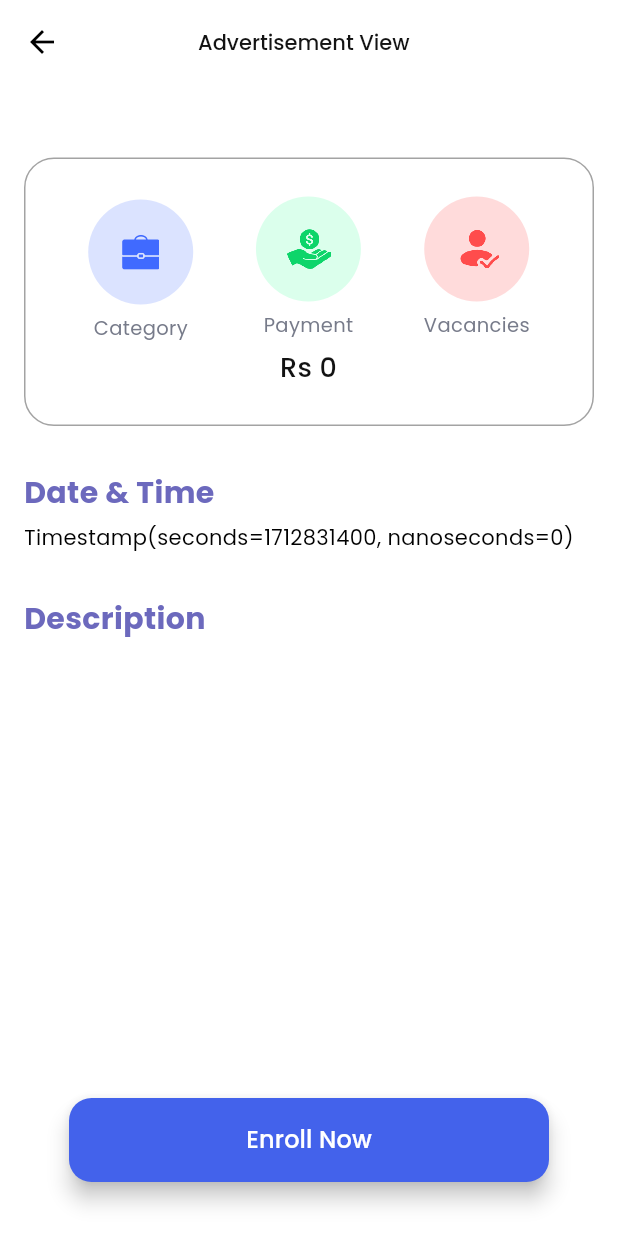
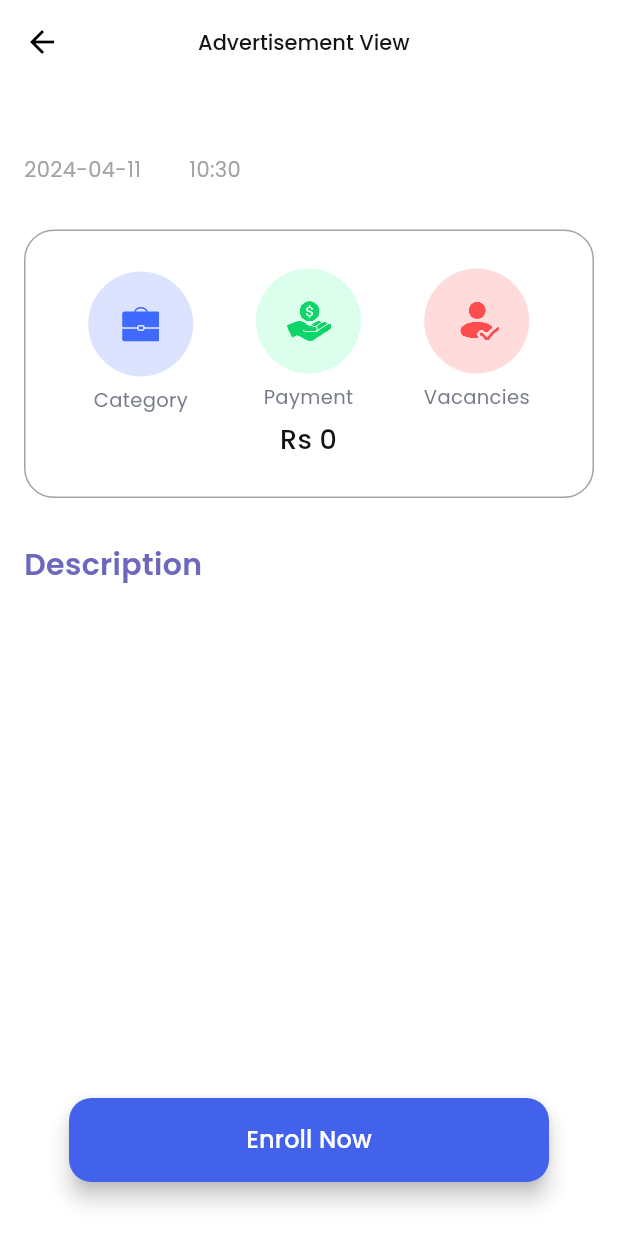
Before and after one commit to YashasHewage/tasktrail, a Flutter app: the TaskView screen opened directly with empty values, on a phone screen of 412 x 824 dp. Run offline on Flutter 3.47's test engine with Material 3 defaults, Android fonts, the phone set to English and light mode, and no system bars; our stand-ins replace cloud_firestore, firebase_auth, firebase_core, google_fonts; accounts and stored records are empty.

Commit message:
Updated advertisement view

```diff
--- a/lib/pages/job_detail.dart
+++ b/lib/pages/job_detail.dart
@@ -1,6 +1,7 @@
 import 'package:cloud_firestore/cloud_firestore.dart';
 import 'package:flutter/material.dart';
 import 'package:google_fonts/google_fonts.dart';
+import 'package:intl/intl.dart';
 import 'package:tasktrail/pages/view_requests.dart';
 import 'package:tasktrail/services/auth/auth_service.dart';
 import 'package:tasktrail/services/firrestore.dart';
@@ -25,8 +26,7 @@ class _TaskViewState extends State<TaskView> {
       builder: (context, snapshot) {
         if (snapshot.connectionState == ConnectionState.waiting) {
           return Container(
-            color: const Color.fromARGB(
-                255, 255, 255, 255),
+            color: const Color.fromARGB(255, 255, 255, 255),
             child: const Center(child: CircularProgressIndicator()),
           );
         }
@@ -64,6 +64,7 @@ class _TaskViewState extends State<TaskView> {
                     child: Column(
                       crossAxisAlignment: CrossAxisAlignment.start,
                       children: [
+                        SizedBox(height: 10),
                         Text(
                           jobData['title'],
                           style: GoogleFonts.poppins(
@@ -71,7 +72,19 @@ class _TaskViewState extends State<TaskView> {
                             fontWeight: FontWeight.w600,
                           ),
                         ),
-                        SizedBox(height: 20),
+                        Container(
+                          margin: const EdgeInsets.only(top: 8),
+                          child: Text(
+                            DateFormat('yyyy-MM-dd        kk:mm')
+                                .format(jobData['createdAt'].toDate()),
+                            style: GoogleFonts.poppins(
+                              fontSize: 14,
+                              fontWeight: FontWeight.w400,
+                              color: const Color.fromARGB(255, 163, 163, 163),
+                            ),
+                          ),
+                        ),
+                        SizedBox(height: 30),
                         Container(
                           decoration: BoxDecoration(
                             border: Border.all(
@@ -225,22 +238,14 @@ class _TaskViewState extends State<TaskView> {
                           ),
                         ),
                         Container(
-                          margin: const EdgeInsets.only(top: 30),
-                          child: Text(
-                            'Date & Time',
-                            style: GoogleFonts.poppins(
-                                fontSize: 20,
-                                fontWeight: FontWeight.bold,
-                                color: Color.fromRGBO(108, 105, 189, 1)),
-                          ),
-                        ),
-                        Container(
-                          margin: const EdgeInsets.only(top: 5),
-                          child: Text(
-                            jobData['createdAt'].toString(),
-                            style: GoogleFonts.poppins(
-                                fontSize: 14, fontWeight: FontWeight.w400),
-                          ),
+                          // margin: const EdgeInsets.only(top: 10),
+                          // child: Text(
+                          //   'Date & Time',
+                          //   style: GoogleFonts.poppins(
+                          //       fontSize: 20,
+                          //       fontWeight: FontWeight.w600,
+                          //       color: Color.fromRGBO(108, 105, 189, 1)),
+                          // ),
                         ),
                         Container(
                           margin: const EdgeInsets.only(top: 30),
@@ -248,7 +253,7 @@ class _TaskViewState extends State<TaskView> {
                             'Description',
                             style: GoogleFonts.poppins(
                                 fontSize: 20,
-                                fontWeight: FontWeight.bold,
+                                fontWeight: FontWeight.w600,
                                 color: Color.fromRGBO(108, 105, 189, 1)),
                           ),
                         ),
--- a/pubspec.yaml
+++ b/pubspec.yaml
@@ -40,6 +40,7 @@ dependencies:
   cloud_firestore: ^4.16.0
   google_fonts: ^6.2.1
   url_launcher: ^6.2.5
+  intl: ^0.19.0
 
 dev_dependencies:
   flutter_test:
```
Also changed, not shown: pubspec.lock.
